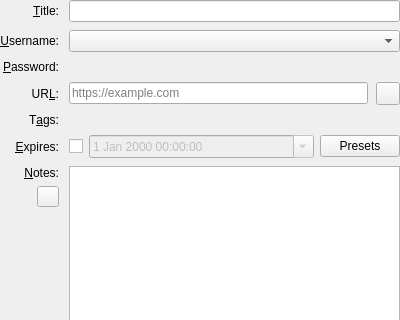
First picture: the form in src/gui/entry/EditEntryWidgetMain.ui, repository jamesbroadhead/keepassxc, before the edit; both pictures show x 0 to 400 and y 0 to 320 of the 400 by 523 pixel window.
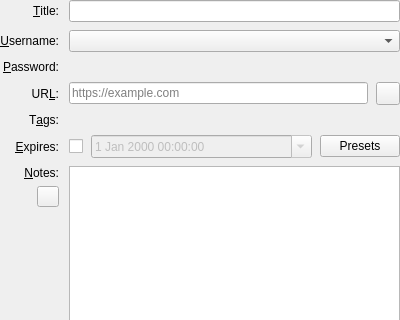
Second picture: the form after the edit. Custom widgets are drawn as their Qt base class.

Commit message:
Stack the entry expiry presets under the date picker when narrow
The expiry row (checkbox, date picker, presets) set the entry form's
minimum width, so the form clipped in narrow windows, especially with
wider fonts. Move the presets button onto its own line when the row does
not fit, and restore the original row spacing.

```diff
--- a/src/gui/entry/EditEntryWidgetMain.ui
+++ b/src/gui/entry/EditEntryWidgetMain.ui
@@ -156,11 +156,11 @@
      </widget>
     </item>
     <item row="7" column="1">
-     <layout class="QHBoxLayout" name="horizontalLayout_2" stretch="0,1,0">
-      <property name="spacing">
-       <number>6</number>
+     <layout class="QGridLayout" name="expiryLayout" columnstretch="0,1,0">
+      <property name="horizontalSpacing">
+       <number>8</number>
       </property>
-      <item>
+      <item row="0" column="0">
        <widget class="QCheckBox" name="expireCheck">
         <property name="toolTip">
          <string>Toggle expiration</string>
@@ -173,7 +173,7 @@
         </property>
        </widget>
       </item>
-      <item>
+      <item row="0" column="1">
        <widget class="QDateTimeEdit" name="expireDatePicker">
         <property name="enabled">
          <bool>false</bool>
@@ -186,7 +186,7 @@
         </property>
        </widget>
       </item>
-      <item>
+      <item row="0" column="2">
        <widget class="QPushButton" name="expirePresets">
         <property name="sizePolicy">
          <sizepolicy hsizetype="Fixed" vsizetype="Fixed">
```
The commit also changes 2 other files.
